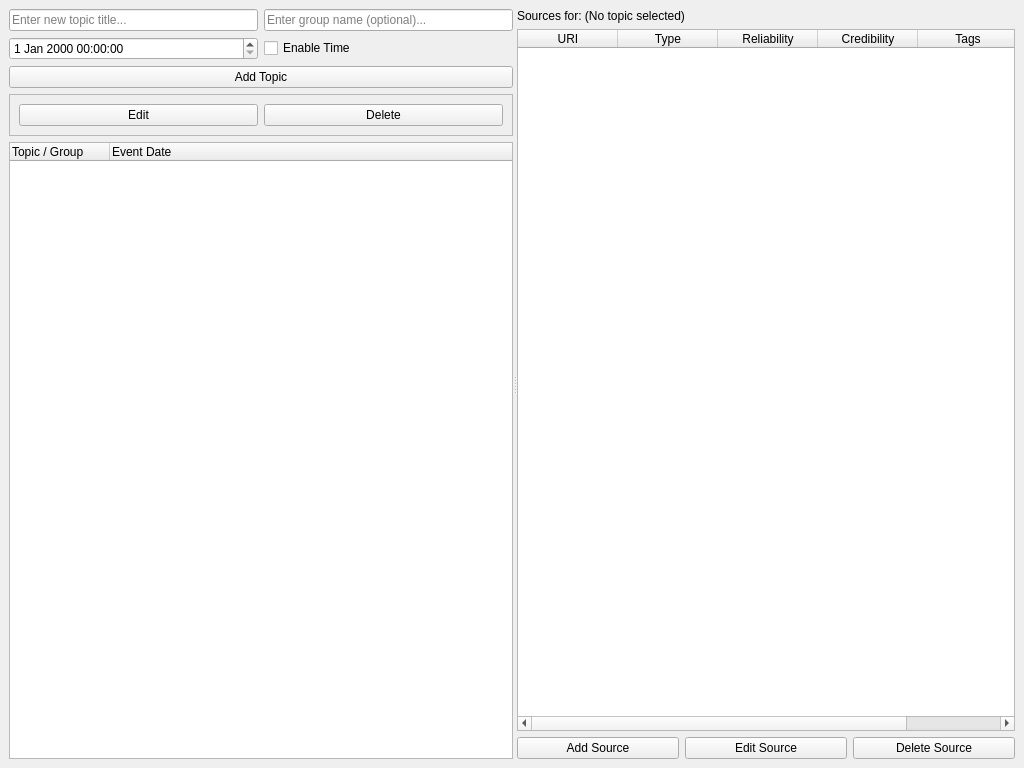
Old version of the form main_window.ui in the repository royalPanic/sourcemgmtengine.
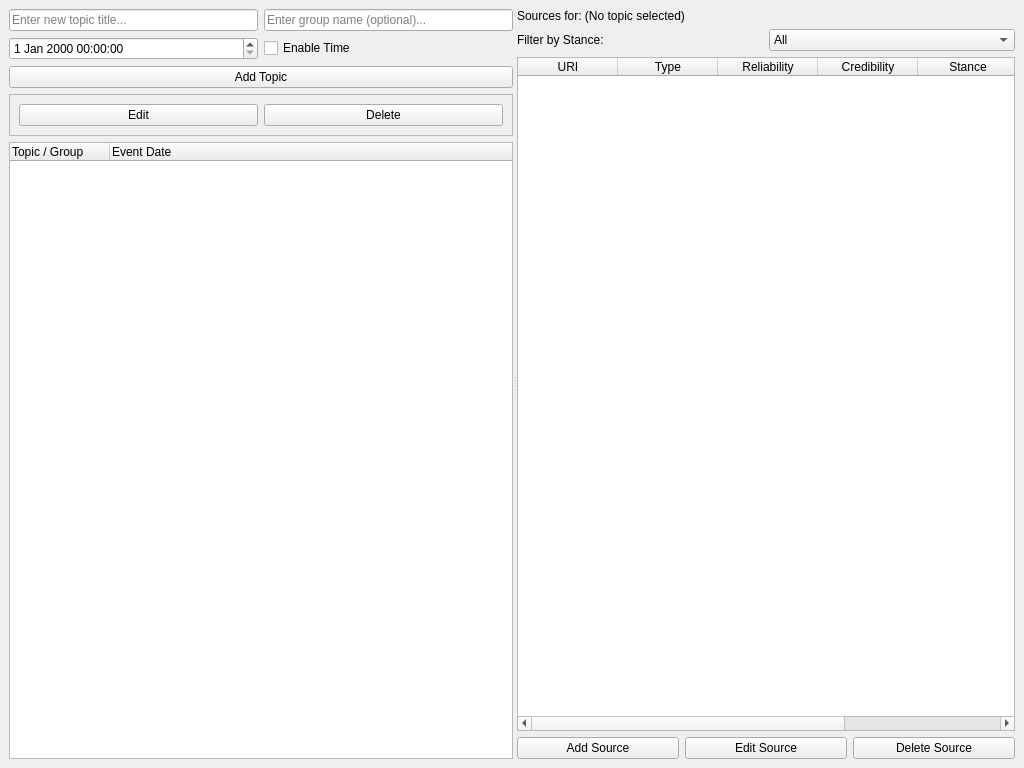
New version of the form.

Commit message:
Add Supports/Rebuts stance field and stance filter
- Add 'stance' column to sources table (auto-migrated via _update_schema)
- Add Stance combo box (Supports/Rebuts) to add/edit source dialog
- Display Stance in the main source table
- Add 'Filter by Stance' combo box (All/Supports/Rebuts) above the source table
- Changing the filter dynamically refreshes the table to show only matching sources
- All DB methods updated to handle stance parameter

Diff of the .ui file:
```diff
--- a/main_window.ui
+++ b/main_window.ui
@@ -108,6 +108,36 @@
           </property>
          </widget>
         </item>
+        <item>
+         <layout class="QHBoxLayout" name="filterLayout">
+          <item>
+           <widget class="QLabel" name="lblFilterStance">
+            <property name="text">
+             <string>Filter by Stance:</string>
+            </property>
+           </widget>
+          </item>
+          <item>
+           <widget class="QComboBox" name="cboFilterStance">
+            <item>
+             <property name="text">
+              <string>All</string>
+             </property>
+            </item>
+            <item>
+             <property name="text">
+              <string>Supports</string>
+             </property>
+            </item>
+            <item>
+             <property name="text">
+              <string>Rebuts</string>
+             </property>
+            </item>
+           </widget>
+          </item>
+         </layout>
+        </item>
         <item>
          <widget class="QTableWidget" name="tableSources">
           <attribute name="verticalHeaderVisible">
@@ -133,6 +163,11 @@
             <string>Credibility</string>
            </property>
           </column>
+          <column>
+           <property name="text">
+            <string>Stance</string>
+           </property>
+          </column>
           <column>
            <property name="text">
             <string>Tags</string>
```
The commit also changes 5 other files.
